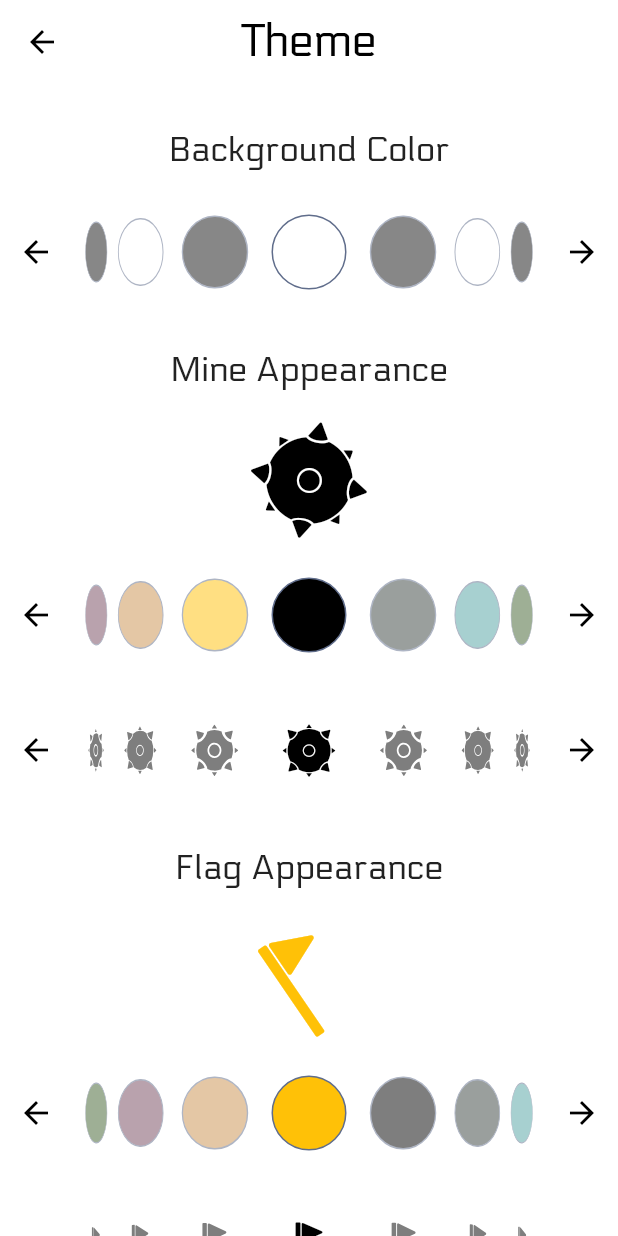
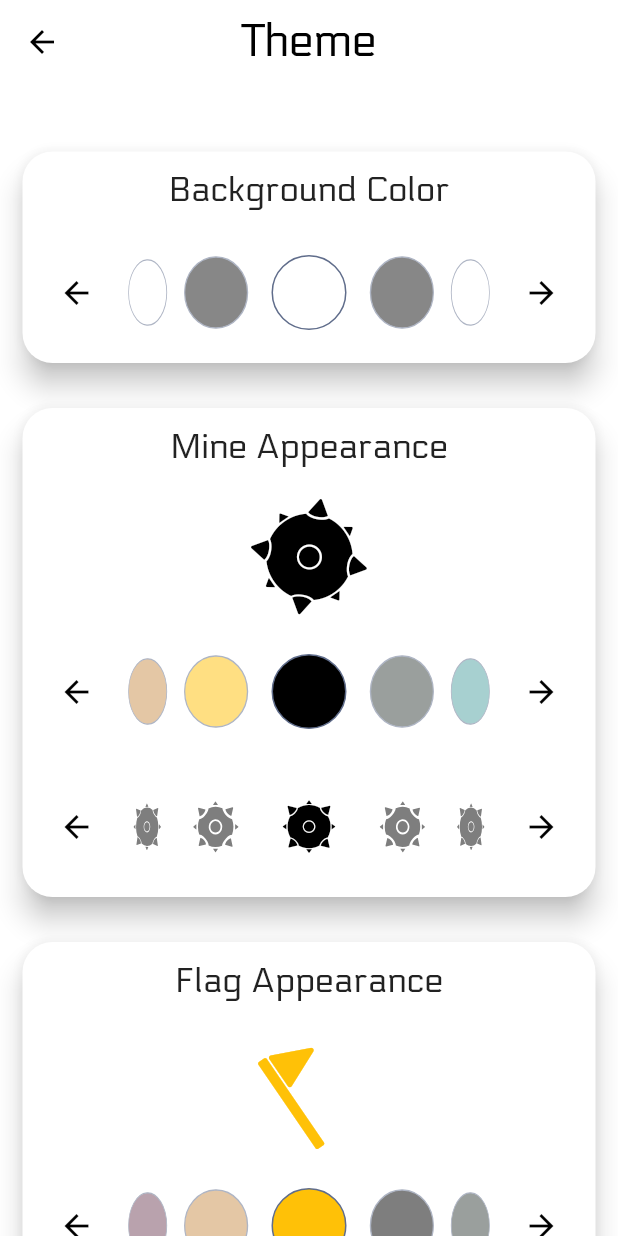
Before and after one commit to hman-coder/flutter_minesweeper, a Flutter app: the ThemesUI screen opened by its route, on a phone screen of 412 x 824 dp. Run offline on Flutter 3.47's test engine with Material 2 defaults, Android fonts, the phone set to English and light mode, and no system bars; our stand-ins replace audioplayers, equatable, flutter_bloc, sqflite; accounts and stored records are empty; generated files the repository leaves out were written again.

Commit message:
Card widget updates.
* Added a CardTheme to light theme.
* Slight modifications to dark card theme.
* Wrapped components in themes_ui with cards.

```diff
--- a/lib/constants/colors.dart
+++ b/lib/constants/colors.dart
@@ -10,7 +10,7 @@ const Color kcTransparentColor = Color(0x00FFFFFF);
 
 const Color kcBlueGreyColor = Color(0xFF606D8B);
 
-const Color kcCardDarkWhite = Color(0x12FFFFFF);
+const Color kcCardDarkWhite = Color(0x16FFFFFF);
 
 // Texts and Icons
 const Color kcForegroundDarkBlue = Color(0xFF52B2CF); // Maximum blue
--- a/lib/presentation/ui/themes_ui.dart
+++ b/lib/presentation/ui/themes_ui.dart
@@ -28,16 +28,34 @@ class ThemesUI extends StatelessWidget {
           child: Column(
             children: [
               kwEnormousVerticalSpacer,
-              TextWidget(
-                type: TextWidgetType.subtitle1,
-                data: context.localization().backgroundColor,
+              Card(
+                child: Padding(
+                  padding: const EdgeInsets.all(12.0),
+                  child: Column(
+                    children: [
+                      TextWidget(
+                        type: TextWidgetType.subtitle1,
+                        data: context.localization().backgroundColor,
+                      ),
+                      kwMediumVerticalSpacer,
+                      _buildBackgroundModifier(context),
+                    ],
+                  ),
+                ),
               ),
-              kwMediumVerticalSpacer,
-              _buildBackgroundModifier(context),
-              kwEnormousVerticalSpacer,
-              _buildMineModifier(context),
-              kwEnormousVerticalSpacer,
-              _buildFlagModifier(context),
+
+              Card(
+                child: Padding(
+                  padding: const EdgeInsets.all(12),
+                  child: _buildMineModifier(context),
+                ),
+              ),
+
+              Card(
+                child: Padding(
+                  padding: const EdgeInsets.all(12),
+                  child: _buildFlagModifier(context),
+                )),
             ],
           ),
         ),
@@ -50,9 +68,14 @@ class ThemesUI extends StatelessWidget {
       height: 70,
       child: BlocBuilder<MinesweeperThemeBloc, MinesweeperThemeState>(
           buildWhen: (prev, cur) =>
-              cur is BackgroundColorUpdatedState || cur is InitialState || cur is ThemeReloadedState,
+              cur is BackgroundColorUpdatedState ||
+              cur is InitialState ||
+              cur is ThemeReloadedState,
           builder: (context, state) {
-            var color = context.read<MinesweeperThemeBloc>().currentTheme.backgroundColor;
+            var color = context
+                .read<MinesweeperThemeBloc>()
+                .currentTheme
+                .backgroundColor;
             return Spinner<Color>(
               values:
                   context.watch<UnlockedFeaturesBloc>().state.backgroundColors,
@@ -68,9 +91,13 @@ class ThemesUI extends StatelessWidget {
 
   Widget _buildMineModifier(BuildContext context) {
     return BlocBuilder<MinesweeperThemeBloc, MinesweeperThemeState>(
-        buildWhen: (prev, cur) => cur is MineThemeUpdatedState || cur is InitialState || cur is ThemeReloadedState,
+        buildWhen: (prev, cur) =>
+            cur is MineThemeUpdatedState ||
+            cur is InitialState ||
+            cur is ThemeReloadedState,
         builder: (context, state) {
-          var mineTheme = context.read<MinesweeperThemeBloc>().currentTheme.mineTheme;
+          var mineTheme =
+              context.read<MinesweeperThemeBloc>().currentTheme.mineTheme;
 
           return ThemeModifier(
             title: TextWidget(
@@ -93,9 +120,13 @@ class ThemesUI extends StatelessWidget {
 
   Widget _buildFlagModifier(BuildContext context) {
     return BlocBuilder<MinesweeperThemeBloc, MinesweeperThemeState>(
-      buildWhen: (prev, cur) => cur is FlagThemeUpdatedState || cur is InitialState || cur is ThemeReloadedState,
+      buildWhen: (prev, cur) =>
+          cur is FlagThemeUpdatedState ||
+          cur is InitialState ||
+          cur is ThemeReloadedState,
       builder: (context, state) {
-        var flagTheme = context.read<MinesweeperThemeBloc>().currentTheme.flagTheme;
+        var flagTheme =
+            context.read<MinesweeperThemeBloc>().currentTheme.flagTheme;
         return ThemeModifier(
           title: TextWidget(
             data: context.localization().flagAppearance,
```
Also changed, not shown: lib/config/themes/dark.dart (+7 -3 lines), lib/config/themes/light.dart (+13 -5 lines).
